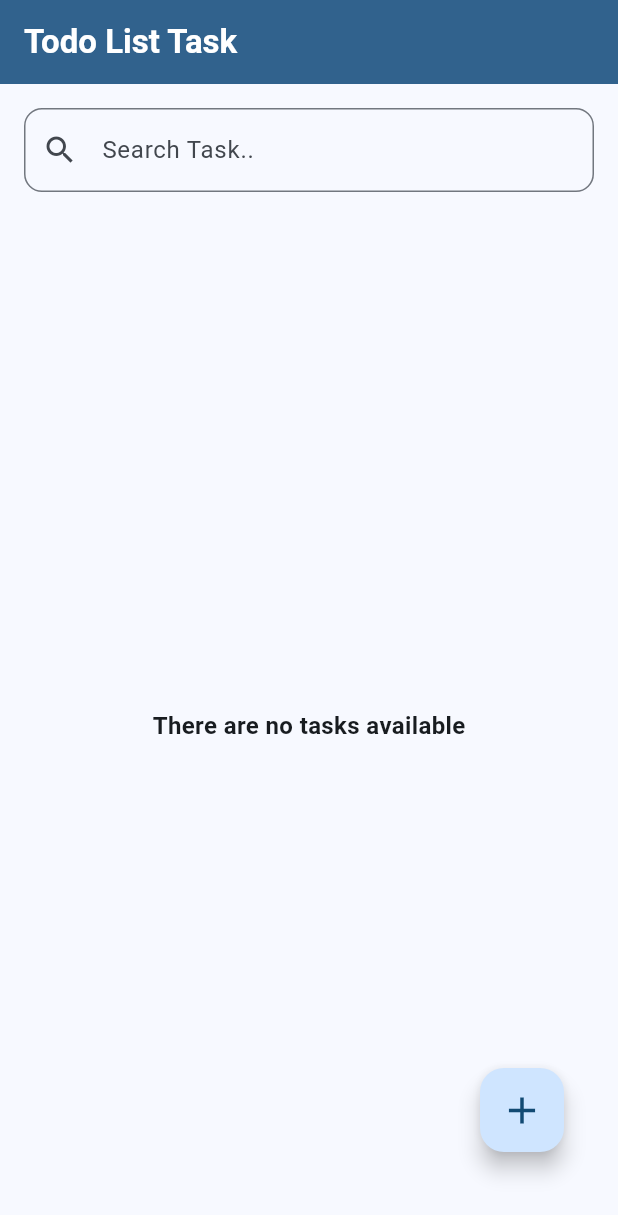
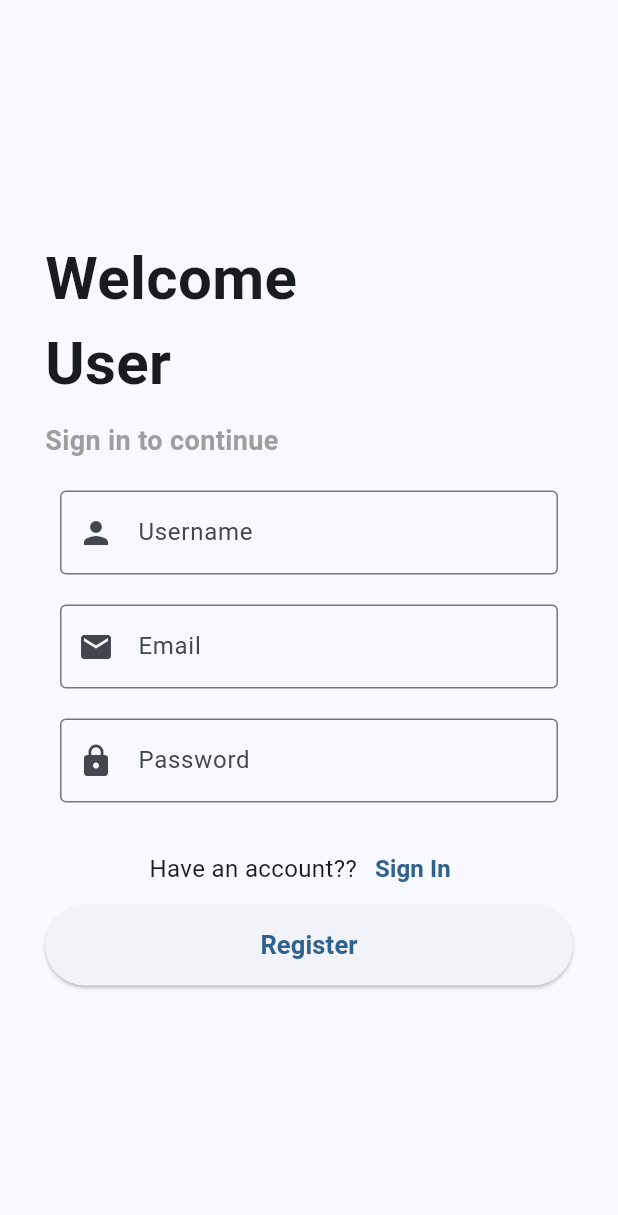
Before and after one commit to alfinosuroso/aplikasi-todo-list-task, a Flutter app: the screen it shows after launch, on a phone screen of 412 x 824 dp. Shown: the top 1215 px of the screen. Run offline on Flutter 3.47's test engine with Material 3 defaults, Android fonts, the phone set to English and light mode, and no system bars; our stand-ins replace cloud_firestore, firebase_auth, firebase_core, sqflite; accounts and stored records are empty.

Commit message:
feat: main-firebase

```diff
--- a/lib/main.dart
+++ b/lib/main.dart
@@ -1,4 +1,5 @@
 import 'package:aplikasi_todo/firebase_options.dart';
+import 'package:aplikasi_todo/view/register_page.dart';
 import 'package:aplikasi_todo/view/todo_page.dart';
 import 'package:flutter/material.dart';
 import 'package:firebase_core/firebase_core.dart';
@@ -25,7 +26,7 @@ class MainApp extends StatelessWidget {
               Colors.lightBlue[800]!, // Set primary color using colorScheme
         ),
       ),
-      home: const TodoPage(), // Set TodoPage as the home widget
+      home: const RegisterPage(), // Set TodoPage as the home widget
     );
   }
 }
--- a/lib/model/todo.dart
+++ b/lib/model/todo.dart
@@ -1,11 +1,11 @@
 class Todo {
-  final int? id;
+  final String uid;
   final String title;
   final String description;
   final bool completed;
 
   Todo({
-    this.id,
+    required this.uid,
     required this.title,
     required this.description,
     required this.completed,
@@ -13,7 +13,7 @@ class Todo {
 
   Map<String, dynamic> toMap() {
     return <String, dynamic>{
-      'id': id,
+      'uid': uid,
       'title': title,
       'description': description,
       'completed': completed,
@@ -22,7 +22,7 @@ class Todo {
 
   factory Todo.fromMap(Map<String, dynamic> map) {
     return Todo(
-      id: map['id'] as int,
+      uid: map['uid'] as String,
       title: map['title'] as String,
       description: map['description'] as String,
       completed: map['completed'] == 0 ? false : true,
--- a/lib/services/database_helper.dart
+++ b/lib/services/database_helper.dart
@@ -83,7 +83,7 @@ class DatabaseHelper {
   Future<int> updateTodo(Todo todo) async {
     var dbClient = await db;
     return await dbClient!
-        .update('todos', todo.toMap(), where: 'id = ?', whereArgs: [todo.id]);
+        .update('todos', todo.toMap(), where: 'id = ?', whereArgs: [todo.uid]);
   }
 
   Future<int> deleteTodo(int id) async {
--- a/lib/view/register_page.dart
+++ b/lib/view/register_page.dart
@@ -0,0 +1,182 @@
+import 'package:aplikasi_todo/view/login_page.dart';
+import 'package:flutter/foundation.dart';
+import 'package:flutter/material.dart';
+import 'package:firebase_auth/firebase_auth.dart';
+import 'package:cloud_firestore/cloud_firestore.dart';
+
+class RegisterPage extends StatefulWidget {
+  const RegisterPage({super.key});
+
+  @override
+  State<RegisterPage> createState() => _RegisterPageState();
+}
+
+class _RegisterPageState extends State<RegisterPage> {
+  final FirebaseAuth _auth = FirebaseAuth.instance;
+  bool _isLoading = false;
+  final TextEditingController _emailController = TextEditingController();
+  final TextEditingController _passwordController = TextEditingController();
+  final TextEditingController _usernameController = TextEditingController();
+
+  Future addUser(String username, String email, String password) async {
+    await FirebaseFirestore.instance.collection('Users').add({
+      'username': username,
+      'email': email,
+      'password': password,
+    });
+  }
+
+  Future register() async {
+    setState(() {
+      _isLoading = true;
+    });
+
+    try {
+      final email = _emailController.text;
+      final password = _passwordController.text;
+      final username = _usernameController.text;
+
+      if (email.isEmpty || password.isEmpty || username.isEmpty) {
+        throw ("Please fill all the fields");
+      } else {
+        if (password.length < 6) {
+          throw ("Password must be at least 6 characters");
+        } else {
+          await _auth.createUserWithEmailAndPassword(
+              email: email, password: password);
+          debugPrint("success: create user done");
+          await addUser(username, email, password);
+          debugPrint("success: add user done");
+          ScaffoldMessenger.of(context).showSnackBar(
+              const SnackBar(content: Text("Success: Register Done")));
+          toLogin();
+        }
+      }
+    } catch (error) {
+      final snackBar = SnackBar(content: Text("Error: ${error.toString()}"));
+      // ignore: use_build_context_synchronously
+      ScaffoldMessenger.of(context).showSnackBar(snackBar);
+      debugPrint("error register: $error");
+    } finally {
+      setState(() {
+        _isLoading = false;
+      });
+    }
+  }
+
+  void toLogin() {
+    Navigator.push(context, MaterialPageRoute(builder: (context) {
+      return const LoginPage();
+    }));
+  }
+
+  @override
+  @override
+  Widget build(BuildContext context) {
+    return Scaffold(
+      body: _isLoading
+          ? const Center(child: CircularProgressIndicator())
+          : Padding(
+              padding: const EdgeInsets.symmetric(horizontal: 30),
+              child: Column(
+                crossAxisAlignment: CrossAxisAlignment.stretch,
+                mainAxisAlignment: MainAxisAlignment.center,
+                children: [
+                  const Text(
+                    'Welcome',
+                    style: TextStyle(
+                      fontSize: 40,
+                      fontWeight: FontWeight.bold,
+                    ),
+                  ),
+                  const Text(
+                    'User',
+                    style: TextStyle(
+                      fontSize: 40,
+                      fontWeight: FontWeight.bold,
+                    ),
+                  ),
+                  const SizedBox(
+                    height: 10,
+                  ),
+                  const Text(
+                    'Sign in to continue',
+                    style: TextStyle(
+                        fontSize: 18,
+                        fontWeight: FontWeight.bold,
+                        color: Colors.grey),
+                  ),
+                  const SizedBox(
+                    height: 10,
+                  ),
+                  Padding(
+                    padding: const EdgeInsets.symmetric(
+                        vertical: 10, horizontal: 10),
+                    child: TextField(
+                      controller: _usernameController,
+                      decoration: const InputDecoration(
+                        labelText: 'Username',
+                        prefixIcon: Icon(Icons.person),
+                        border: OutlineInputBorder(),
+                      ),
+                    ),
+                  ),
+                  Padding(
+                    padding: const EdgeInsets.symmetric(
+                        vertical: 10, horizontal: 10),
+                    child: TextField(
+                      controller: _emailController,
+                      decoration: const InputDecoration(
+                        labelText: 'Email',
+                        prefixIcon: Icon(Icons.email),
+                        border: OutlineInputBorder(),
+                      ),
+                    ),
+                  ),
+                  Padding(
+                    padding: const EdgeInsets.symmetric(
+                        vertical: 10, horizontal: 10),
+                    child: TextField(
+                      controller: _passwordController,
+                      obscureText: true,
+                      decoration: const InputDecoration(
+                        labelText: 'Password',
+                        prefixIcon: Icon(Icons.lock),
+                        border: OutlineInputBorder(),
+                      ),
+                    ),
+                  ),
+                  const SizedBox(height: 10),
+                  Row(mainAxisAlignment: MainAxisAlignment.center, children: [
+                    const Text(
+                      'Have an account??',
+                      style: TextStyle(fontSize: 16),
+                    ),
+                    TextButton(
+                      onPressed: toLogin,
+                      child: const Text(
+                        'Sign In',
+                        style: TextStyle(
+                            fontSize: 16, fontWeight: FontWeight.bold),
+                      ),
+                    ),
+                  ]),
+                  ElevatedButton(
+                    //size
+                    style: ElevatedButton.styleFrom(
+                      padding: const EdgeInsets.symmetric(vertical: 15),
+                    ),
+                    onPressed: register,
+                    child: const Text(
+                      'Register',
+                      style:
+                          TextStyle(fontSize: 17, fontWeight: FontWeight.bold),
+                    ),
+                  ),
+                  const SizedBox(height: 10),
+                ],
+              ),
+            ),
+    );
+  }
+}
```
Also changed, not shown: lib/view/login_page.dart (+163 -0 lines), lib/view/todo_page.dart (+187 -84 lines), pubspec.lock, 4 other files.
